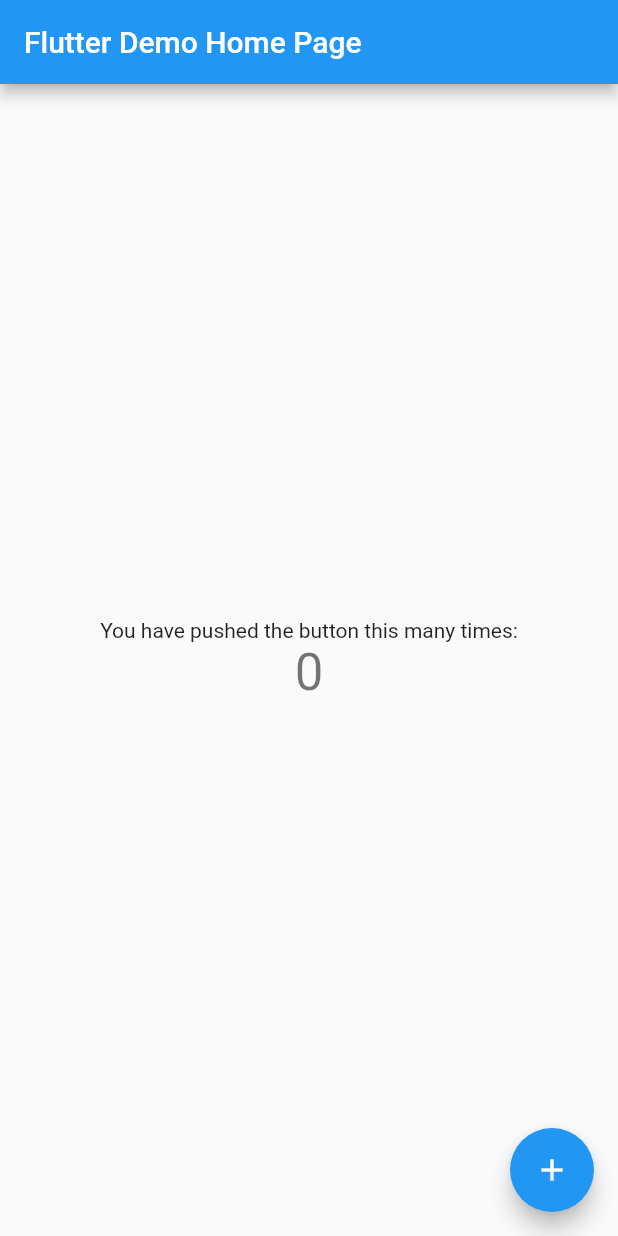
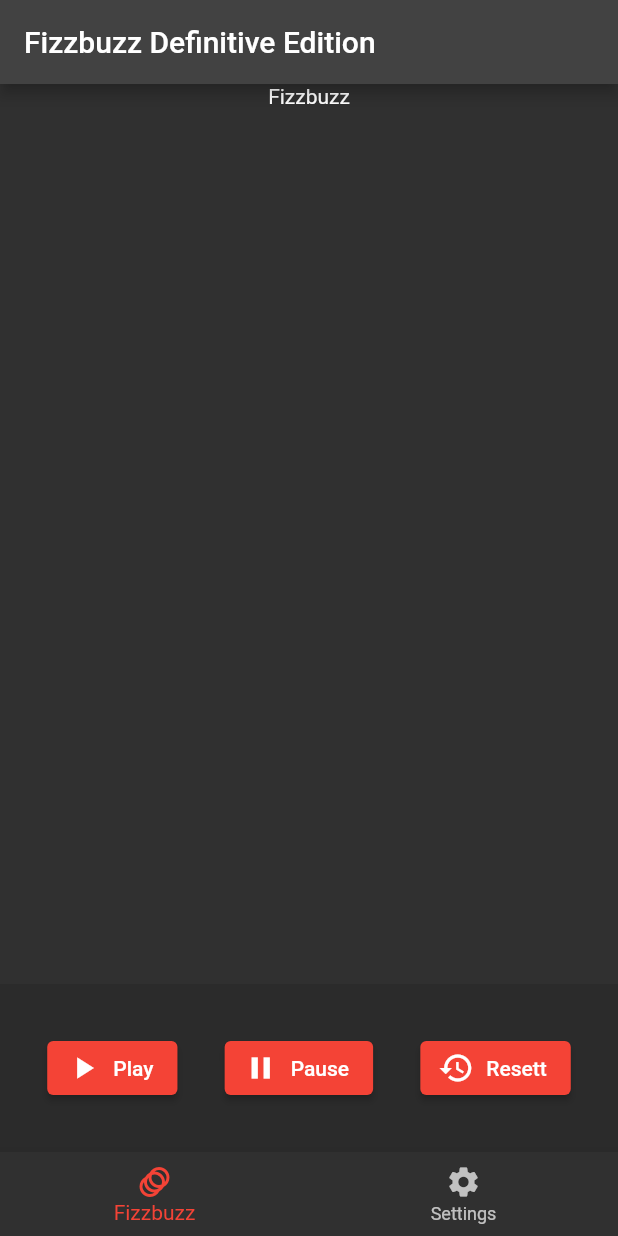
Before and after one commit to FranktheFurter/fizzbuzz_definitive_edition, a Flutter app: the screen it shows after launch, on a phone screen of 412 x 824 dp. Run offline on Flutter 3.47's test engine with Material 2 defaults, Android fonts, the phone set to English and light mode, and no system bars; Roboto replaces fonts that are missing (Raleway).

Commit message:
implemented basic UI Framework

```diff
--- /dev/null
+++ b/lib/fizzbuzz.dart
@@ -0,0 +1,49 @@
+import 'package:flutter/material.dart';
+
+class Fizzbuzz extends StatefulWidget {
+  const Fizzbuzz({
+    Key? key,
+  }) : super(key: key);
+
+  @override
+  State<Fizzbuzz> createState() => _FizzbuzzState();
+}
+
+class _FizzbuzzState extends State<Fizzbuzz> {
+  @override
+  Widget build(BuildContext context) {
+    return Column(
+      mainAxisAlignment: MainAxisAlignment.start,
+      children: [
+        Text("Fizzbuzz"),
+        Spacer(),
+        Container(
+          color: Colors.black.withOpacity(0.1),
+          child: Padding(
+            padding: const EdgeInsets.symmetric(vertical: 32.0),
+            child: Row(
+              mainAxisAlignment: MainAxisAlignment.spaceEvenly,
+              children: [
+                ElevatedButton.icon(
+                  onPressed: () {},
+                  icon: Icon(Icons.play_arrow),
+                  label: Text("Play"),
+                ),
+                ElevatedButton.icon(
+                  onPressed: () {},
+                  icon: Icon(Icons.pause),
+                  label: Text("Pause"),
+                ),
+                ElevatedButton.icon(
+                  onPressed: () {},
+                  icon: Icon(Icons.restore),
+                  label: Text("Resett"),
+                ),
+              ],
+            ),
+          ),
+        ),
+      ],
+    );
+  }
+}
--- a/lib/main.dart
+++ b/lib/main.dart
@@ -1,115 +1,84 @@
+// ignore_for_file: prefer_const_constructors, prefer_const_literals_to_create_immutables
+
+import 'package:fizzbuzz_definitive_edition/fizzbuzz.dart';
+import 'package:fizzbuzz_definitive_edition/settings.dart';
 import 'package:flutter/material.dart';
 
 void main() {
   runApp(const MyApp());
 }
 
-class MyApp extends StatelessWidget {
+class MyApp extends StatefulWidget {
   const MyApp({Key? key}) : super(key: key);
 
-  // This widget is the root of your application.
   @override
-  Widget build(BuildContext context) {
-    return MaterialApp(
-      title: 'Flutter Demo',
-      theme: ThemeData(
-        // This is the theme of your application.
-        //
-        // Try running your application with "flutter run". You'll see the
-        // application has a blue toolbar. Then, without quitting the app, try
-        // changing the primarySwatch below to Colors.green and then invoke
-        // "hot reload" (press "r" in the console where you ran "flutter run",
-        // or simply save your changes to "hot reload" in a Flutter IDE).
-        // Notice that the counter didn't reset back to zero; the application
-        // is not restarted.
-        primarySwatch: Colors.blue,
-      ),
-      home: const MyHomePage(title: 'Flutter Demo Home Page'),
-    );
-  }
+  State<MyApp> createState() => _MyAppState();
 }
 
-class MyHomePage extends StatefulWidget {
-  const MyHomePage({Key? key, required this.title}) : super(key: key);
-
-  // This widget is the home page of your application. It is stateful, meaning
-  // that it has a State object (defined below) that contains fields that affect
-  // how it looks.
-
-  // This class is the configuration for the state. It holds the values (in this
-  // case the title) provided by the parent (in this case the App widget) and
-  // used by the build method of the State. Fields in a Widget subclass are
-  // always marked "final".
-
-  final String title;
+class _MyAppState extends State<MyApp> with SingleTickerProviderStateMixin {
+  late TabController _tabController;
+  @override
+  void initState() {
+    super.initState();
+    _tabController = TabController(length: 2, vsync: this);
+  }
 
   @override
-  State<MyHomePage> createState() => _MyHomePageState();
-}
-
-class _MyHomePageState extends State<MyHomePage> {
-  int _counter = 0;
-
-  void _incrementCounter() {
-    setState(() {
-      // This call to setState tells the Flutter framework that something has
-      // changed in this State, which causes it to rerun the build method below
-      // so that the display can reflect the updated values. If we changed
-      // _counter without calling setState(), then the build method would not be
-      // called again, and so nothing would appear to happen.
-      _counter++;
-    });
+  void dispose() {
+    _tabController.dispose();
+    super.dispose();
   }
 
   @override
   Widget build(BuildContext context) {
-    // This method is rerun every time setState is called, for instance as done
-    // by the _incrementCounter method above.
-    //
-    // The Flutter framework has been optimized to make rerunning build methods
-    // fast, so that you can just rebuild anything that needs updating rather
-    // than having to individually change instances of widgets.
-    return Scaffold(
-      appBar: AppBar(
-        // Here we take the value from the MyHomePage object that was created by
-        // the App.build method, and use it to set our appbar title.
-        title: Text(widget.title),
+    return MaterialApp(
+      //hide debug banner
+      debugShowCheckedModeBanner: false,
+      title: 'Flutter Demo',
+      theme: ThemeData(
+        brightness: Brightness.dark,
+        fontFamily: 'Raleway',
+        primarySwatch: Colors.red,
+        accentColor: Colors.red[500],
+        toggleableActiveColor: Colors.red[500],
       ),
-      body: Center(
-        // Center is a layout widget. It takes a single child and positions it
-        // in the middle of the parent.
-        child: Column(
-          // Column is also a layout widget. It takes a list of children and
-          // arranges them vertically. By default, it sizes itself to fit its
-          // children horizontally, and tries to be as tall as its parent.
-          //
-          // Invoke "debug painting" (press "p" in the console, choose the
-          // "Toggle Debug Paint" action from the Flutter Inspector in Android
-          // Studio, or the "Toggle Debug Paint" command in Visual Studio Code)
-          // to see the wireframe for each widget.
-          //
-          // Column has various properties to control how it sizes itself and
-          // how it positions its children. Here we use mainAxisAlignment to
-          // center the children vertically; the main axis here is the vertical
-          // axis because Columns are vertical (the cross axis would be
-          // horizontal).
-          mainAxisAlignment: MainAxisAlignment.center,
-          children: <Widget>[
-            const Text(
-              'You have pushed the button this many times:',
+      home: Scaffold(
+        appBar: AppBar(
+          title: const Text('Fizzbuzz Definitive Edition'),
+        ),
+        body: SafeArea(
+            child: Column(
+          children: [
+            Expanded(
+              child: TabBarView(
+                physics: NeverScrollableScrollPhysics(),
+                controller: _tabController,
+                children: [
+                  Fizzbuzz(),
+                  Settings(),
+                ],
+              ),
             ),
-            Text(
-              '$_counter',
-              style: Theme.of(context).textTheme.headline4,
+          ],
+        )),
+        bottomNavigationBar: BottomNavigationBar(
+          onTap: (index) {
+            _tabController.animateTo(index);
+            setState(() {});
+          },
+          currentIndex: _tabController.index,
+          items: <BottomNavigationBarItem>[
+            BottomNavigationBarItem(
+              icon: Icon(Icons.animation),
+              label: 'Fizzbuzz',
+            ),
+            BottomNavigationBarItem(
+              icon: Icon(Icons.settings),
+              label: 'Settings',
             ),
           ],
         ),
       ),
-      floatingActionButton: FloatingActionButton(
-        onPressed: _incrementCounter,
-        tooltip: 'Increment',
-        child: const Icon(Icons.add),
-      ), // This trailing comma makes auto-formatting nicer for build methods.
     );
   }
 }
--- /dev/null
+++ b/lib/settings.dart
@@ -0,0 +1,22 @@
+import 'package:flutter/material.dart';
+
+class Settings extends StatefulWidget {
+  const Settings({
+    Key? key,
+  }) : super(key: key);
+
+  @override
+  State<Settings> createState() => _SettingsState();
+}
+
+class _SettingsState extends State<Settings> {
+  @override
+  Widget build(BuildContext context) {
+    return Column(
+      mainAxisAlignment: MainAxisAlignment.start,
+      children: [
+        Text("Settings"),
+      ],
+    );
+  }
+}
```
